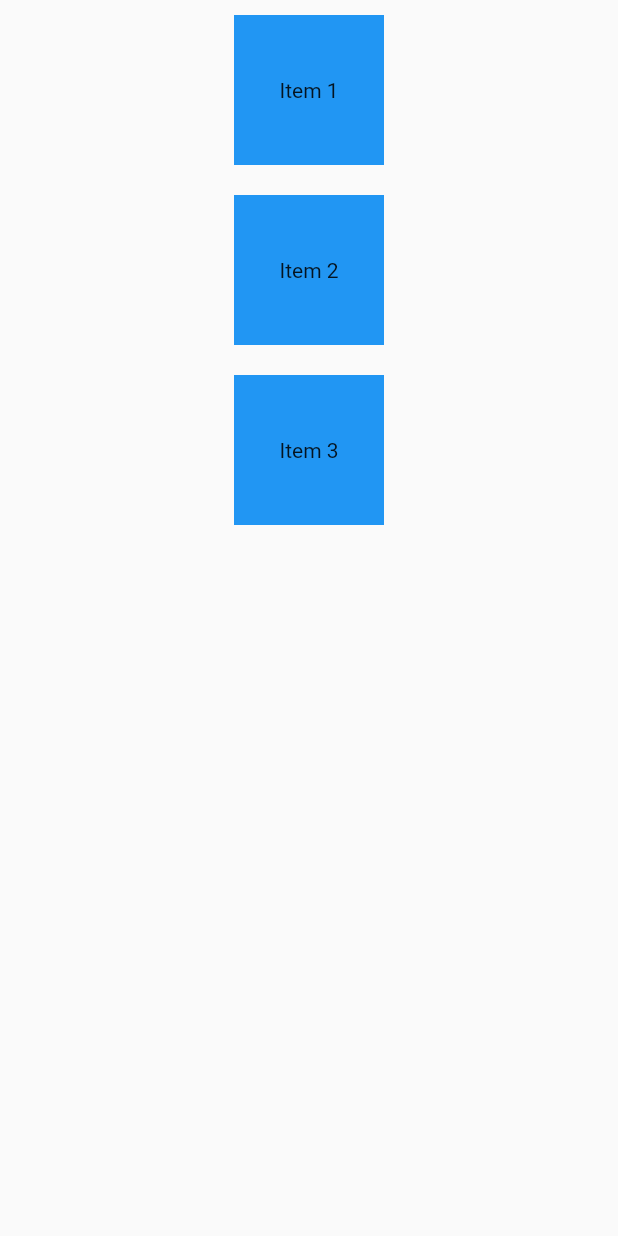
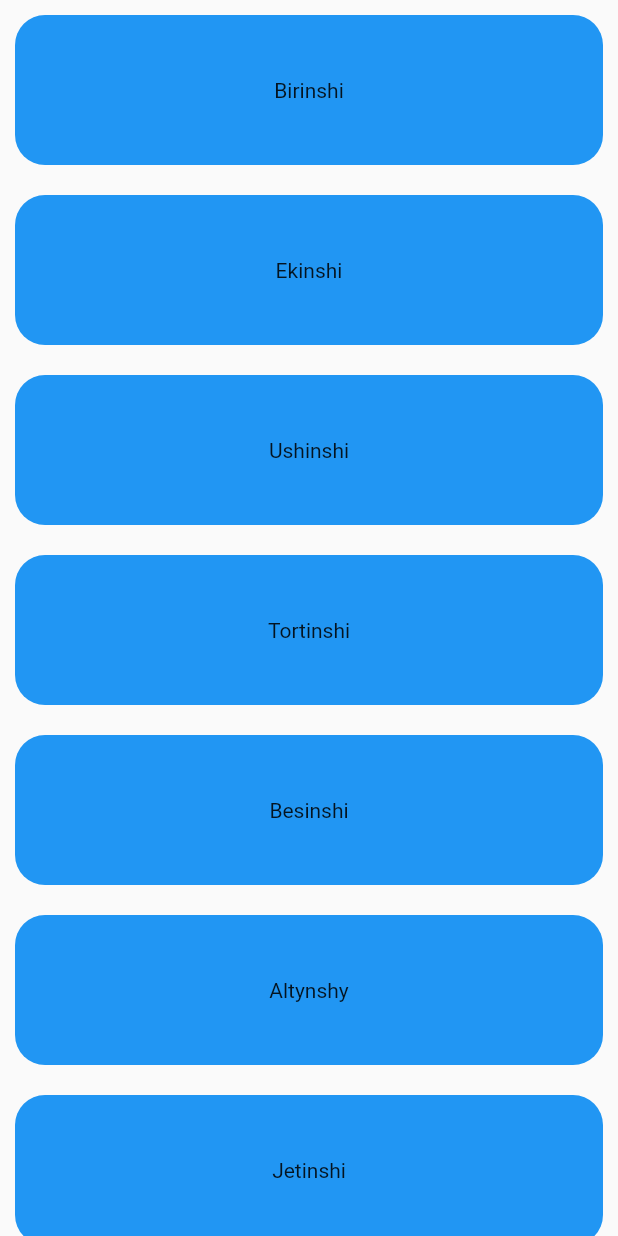
Before and after one commit to Abylaikhan-Bari/MobDev_5-zerthana, a Flutter app: the Screen3 screen opened directly, on a phone screen of 412 x 824 dp. Run offline on Flutter 3.47's test engine with Material 2 defaults, Android fonts, the phone set to English and light mode, and no system bars.

Commit message:
5-zerthana

```diff
--- a/lib/3.dart
+++ b/lib/3.dart
@@ -6,7 +6,7 @@ class Screen3 extends StatefulWidget {
 }
 
 class _Screen3State extends State<Screen3> {
-  List<String> items = ['Item 1', 'Item 2', 'Item 3'];
+  List<String> items = ['Birinshi', 'Ekinshi', 'Ushinshi', 'Tortinshi', 'Besinshi', 'Altynshy', 'Jetinshi'];
 
   @override
   Widget build(BuildContext context) {
@@ -22,7 +22,7 @@ class _Screen3State extends State<Screen3> {
 
             return Dismissible(
               key: Key(item),
-              direction: DismissDirection.horizontal,
+              direction: DismissDirection.down,
               onDismissed: (direction) {
                 setState(() {
                   items.removeAt(index);
@@ -44,21 +44,25 @@ class _Screen3State extends State<Screen3> {
               child: Center(
                 child: Container(
                   height: 100,
-                width: 100,
+                  width: 400,
+                  //color: Colors.blue,
+                  decoration: BoxDecoration(
+                    borderRadius: BorderRadius.circular(20),
                     color: Colors.blue,
+                  ),
                   margin: EdgeInsets.all(10),
                   child: Center(
                     child: Text(item),
                   ),
                 ),
-              /*background: Container(
+              ),
+              background: Container(
                 color: Colors.red,
                 child: Icon(
                   Icons.delete,
                   color: Colors.white,
                 ),
-              ),*/
-              )
+              ),
             );
           },
         ),
```
Also changed, not shown: lib/7.dart (+8 -0 lines). Lines whose indentation alone changed are shown as unchanged.
